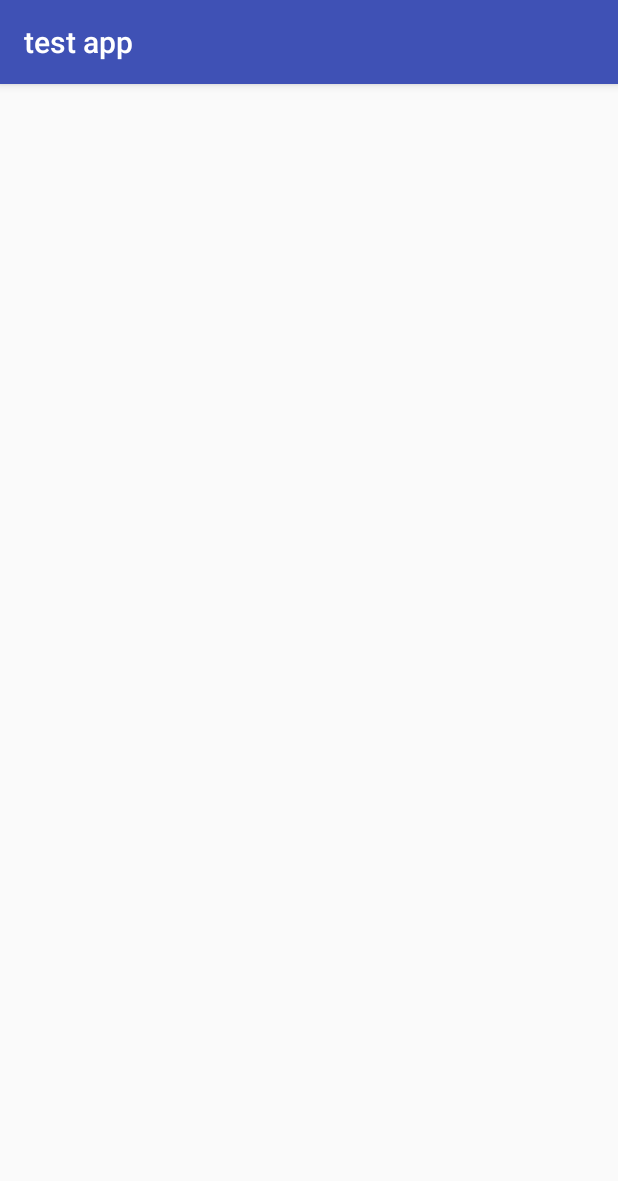
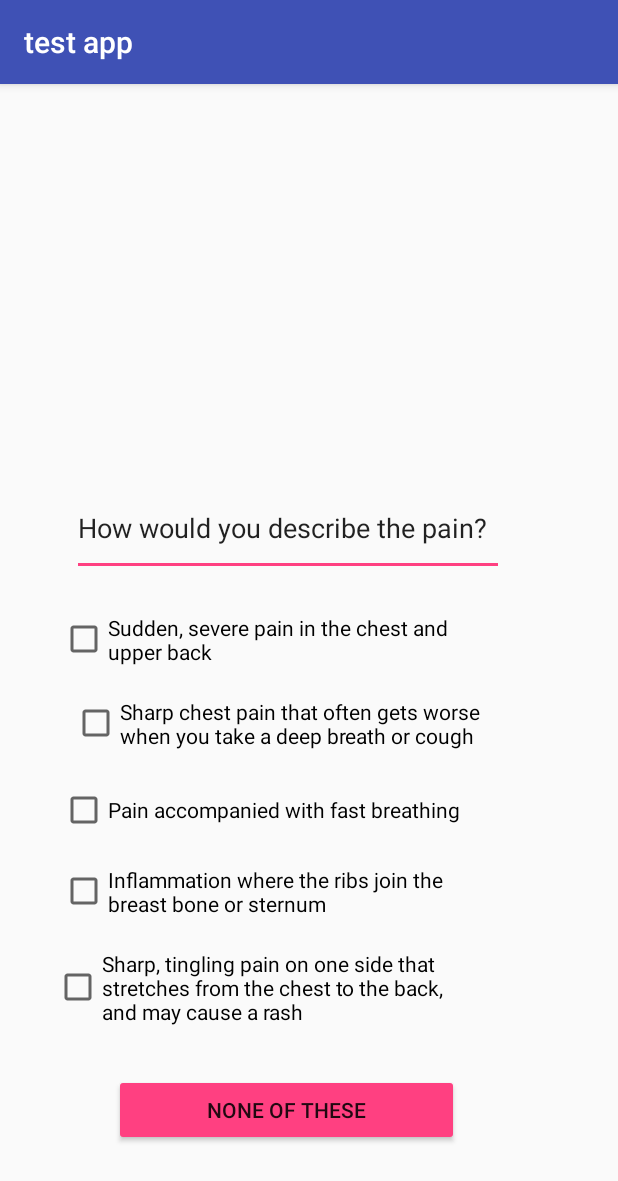
Before and after one commit to nwang19/Save-your, an Android app: the HeartAttackInstructions screen opened directly, with no data from a screen before it, on a phone screen of 412 x 824 dp. Shown: the top 1181 px of the screen. Run offline under Robolectric (Android 15) with nearby library versions, the phone set to English and light mode, and no system bars.

Commit message:
last update from 3/26 session-- screen shift works

```diff
--- a/app/src/main/AndroidManifest.xml
+++ b/app/src/main/AndroidManifest.xml
@@ -16,7 +16,8 @@
                 <category android:name="android.intent.category.LAUNCHER" />
             </intent-filter>
         </activity>
-        <activity android:name=".HeartAttackInstructions"></activity>
+        <activity android:name=".HeartAttackInstructions" />
+        <activity android:name=".SSPain"></activity>
     </application>
 
 </manifest>
--- /dev/null
+++ b/app/src/main/java/com/example/nicole/testapp/SSPain.java
@@ -0,0 +1,13 @@
+package com.example.nicole.testapp;
+
+import android.support.v7.app.AppCompatActivity;
+import android.os.Bundle;
+
+public class SSPain extends AppCompatActivity {
+
+    @Override
+    protected void onCreate(Bundle savedInstanceState) {
+        super.onCreate(savedInstanceState);
+        setContentView(R.layout.activity_sspain);
+    }
+}
--- a/app/src/main/res/layout/activity_heart_attack_instructions.xml
+++ b/app/src/main/res/layout/activity_heart_attack_instructions.xml
@@ -6,4 +6,76 @@
     android:layout_height="match_parent"
     tools:context="com.example.nicole.testapp.HeartAttackInstructions">
 
+    <CheckBox
+        android:id="@+id/checkBox"
+        android:layout_width="282dp"
+        android:layout_height="wrap_content"
+        android:layout_marginBottom="380dp"
+        android:layout_marginStart="40dp"
+        android:text="Sudden, severe pain in the chest and upper back"
+        app:layout_constraintBottom_toBottomOf="parent"
+        app:layout_constraintStart_toStartOf="parent" />
+
+    <EditText
+        android:id="@+id/editText"
+        android:layout_width="288dp"
+        android:layout_height="63dp"
+        android:layout_marginBottom="440dp"
+        android:layout_marginStart="48dp"
+        android:ems="10"
+        android:inputType="textPersonName"
+        android:text="How would you describe the pain?"
+        app:layout_constraintBottom_toBottomOf="parent"
+        app:layout_constraintStart_toStartOf="parent" />
+
+    <CheckBox
+        android:id="@+id/checkBox2"
+        android:layout_width="287dp"
+        android:layout_height="wrap_content"
+        android:layout_marginBottom="324dp"
+        android:layout_marginStart="48dp"
+        android:text="Sharp chest pain that often gets worse when you take a deep breath or cough"
+        app:layout_constraintBottom_toBottomOf="parent"
+        app:layout_constraintStart_toStartOf="parent" />
+
+    <CheckBox
+        android:id="@+id/checkBox3"
+        android:layout_width="285dp"
+        android:layout_height="wrap_content"
+        android:layout_marginBottom="268dp"
+        android:layout_marginStart="40dp"
+        android:text="Pain accompanied with fast breathing"
+        app:layout_constraintBottom_toBottomOf="parent"
+        app:layout_constraintStart_toStartOf="parent" />
+
+    <CheckBox
+        android:id="@+id/checkBox4"
+        android:layout_width="289dp"
+        android:layout_height="wrap_content"
+        android:layout_marginBottom="212dp"
+        android:layout_marginStart="40dp"
+        android:text="Inflammation where the ribs join the breast bone or sternum"
+        app:layout_constraintBottom_toBottomOf="parent"
+        app:layout_constraintStart_toStartOf="parent" />
+
+    <CheckBox
+        android:id="@+id/checkBox5"
+        android:layout_width="285dp"
+        android:layout_height="wrap_content"
+        android:layout_marginBottom="140dp"
+        android:layout_marginStart="36dp"
+        android:text="Sharp, tingling pain on one side that stretches from the chest to the back, and may cause a rash"
+        app:layout_constraintBottom_toBottomOf="parent"
+        app:layout_constraintStart_toStartOf="parent" />
+
+    <Button
+        android:id="@+id/button"
+        android:layout_width="230dp"
+        android:layout_height="wrap_content"
+        android:layout_marginBottom="60dp"
+        android:layout_marginStart="76dp"
+        android:backgroundTint="@color/colorAccent"
+        android:text="None of these"
+        app:layout_constraintBottom_toBottomOf="parent"
+        app:layout_constraintStart_toStartOf="parent" />
 </android.support.constraint.ConstraintLayout>
--- /dev/null
+++ b/app/src/main/res/layout/activity_sspain.xml
@@ -0,0 +1,19 @@
+<?xml version="1.0" encoding="utf-8"?>
+<android.support.constraint.ConstraintLayout xmlns:android="http://schemas.android.com/apk/res/android"
+    xmlns:app="http://schemas.android.com/apk/res-auto"
+    xmlns:tools="http://schemas.android.com/tools"
+    android:layout_width="match_parent"
+    android:layout_height="match_parent"
+    tools:context="com.example.nicole.testapp.SSPain">
+
+    <TextView
+        android:id="@+id/textView2"
+        android:layout_width="226dp"
+        android:layout_height="60dp"
+        android:layout_marginBottom="444dp"
+        android:layout_marginStart="76dp"
+        android:text="Do you also have...."
+        android:textAppearance="@style/TextAppearance.AppCompat.Large"
+        app:layout_constraintBottom_toBottomOf="parent"
+        app:layout_constraintStart_toStartOf="parent" />
+</android.support.constraint.ConstraintLayout>
--- a/app/src/main/res/values/colors.xml
+++ b/app/src/main/res/values/colors.xml
@@ -2,5 +2,5 @@
 <resources>
     <color name="colorPrimary">#3F51B5</color>
     <color name="colorPrimaryDark">#303F9F</color>
-    <color name="colorAccent">#FF4081</color>
+    <color name="colorAccent">#ff4081</color>
 </resources>
```
